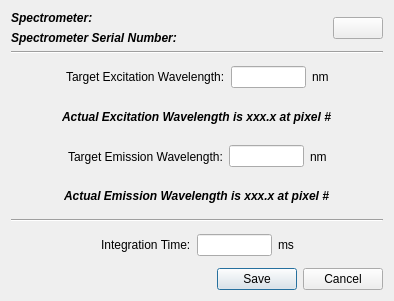
First picture: the form in accupatt/windows/ui/editSpectrometer.ui, repository gill14/AccuPatt, before the edit.
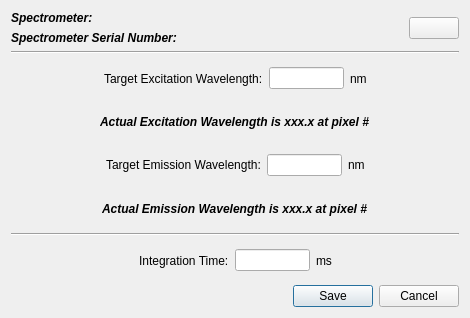
Second picture: the form after the edit. Icons and pictures are not drawn.

Patch:
```diff
--- a/accupatt/windows/ui/editSpectrometer.ui
+++ b/accupatt/windows/ui/editSpectrometer.ui
@@ -6,8 +6,8 @@
    <rect>
     <x>0</x>
     <y>0</y>
-    <width>394</width>
-    <height>301</height>
+    <width>470</width>
+    <height>318</height>
    </rect>
   </property>
   <property name="windowTitle">
```
Left out of the diff: 3 changed lines with no effect on the pictures.
